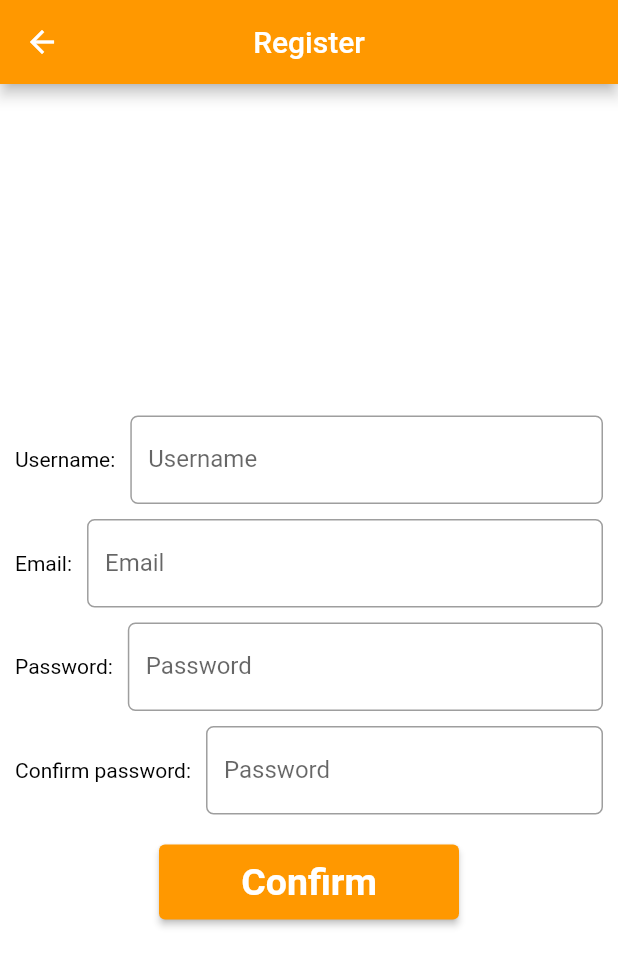
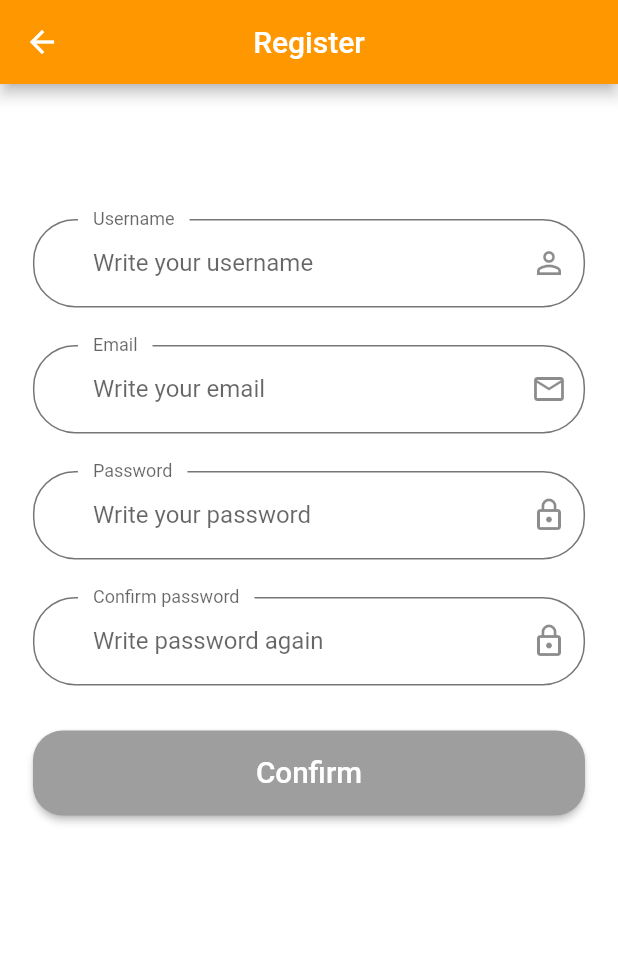
Before and after one commit to gikKid/SimplePlanner, a Flutter app: the RegisterWidget screen opened by its route, on a phone screen of 412 x 824 dp. Shown: the top 966 px of the screen. Run offline on Flutter 3.47's test engine with Material 2 defaults, Android fonts, the phone set to English and light mode, and no system bars; our stand-ins replace shared_preferences; accounts and stored records are empty.

Commit message:
refactor register screen

```diff
--- a/lib/domain/constants.dart
+++ b/lib/domain/constants.dart
@@ -14,3 +14,16 @@ const usernameTitle = "Username";
 const emailTitle = "Email";
 const confirmPasswordTitle = "Confirm password";
 const confirmTitle = "Confirm";
+const usernamePlaceholder = "Write your username";
+const passwordPlaceholder = "Write your password";
+const emailPlaceholder = "Write your email";
+const confirmPasswordPlaceholder = "Write password again";
+const emptyUsernameError = "Username is empty";
+const lengthUsernameError = "Username must be more $usernameMinLength symbols";
+const usernameMinLength = 5;
+const validationMailError = "Mail isnt correct";
+const emptyMailError = "Mail is empty";
+const emptyPasswordError = "Password is empty";
+const validationPasswordError =
+    "Password must be contains minumum 1 Upper case, minumum 1 lowercase, minimum 1 Numeric number, minimun 1 Special Character and common Allow character ( ! @ # & * ~ )";
+const matchingPasswordError = "Passwords dont match";
--- a/lib/ui/widgets/components/errorForm.dart
+++ b/lib/ui/widgets/components/errorForm.dart
@@ -11,8 +11,8 @@ class ErrorForm extends StatelessWidget {
     return Row(
     children: [
     // const Icon(Icons.error_outline,color: Colors.red,),
-    SizedBox(width: getProportionateScreenWidth(context, 20),),
-    Text(text,style: const TextStyle(color: Colors.red),)
+    // SizedBox(width: getProportionateScreenWidth(context, 20),),
+    Expanded(child: Text(text,style: const TextStyle(color: Colors.red,fontWeight: FontWeight.w300,fontSize: 12),))
     ],
     );
   }
--- a/lib/ui/widgets/sreens/login_widget.dart
+++ b/lib/ui/widgets/sreens/login_widget.dart
@@ -94,8 +94,8 @@ class SignForm extends StatelessWidget {
         child: Column(
       children: [
         CommonTextFormField(
-          labelTitle: "Username",
-          hintTitle: "Write your username",
+          labelTitle: usernameTitle,
+          hintTitle: usernamePlaceholder,
           icon: Icons.mail_outline,
           keyboardType: TextInputType.emailAddress,
           obscureText: false,
@@ -105,8 +105,8 @@ class SignForm extends StatelessWidget {
         ),
         const SizedBox(height: 20),
         CommonTextFormField(
-          labelTitle: "Password",
-          hintTitle: "Write your password",
+          labelTitle: passwordTitle,
+          hintTitle: passwordPlaceholder,
           icon: Icons.lock_outline,
           keyboardType: TextInputType.text,
           obscureText: true,
@@ -119,7 +119,7 @@ class SignForm extends StatelessWidget {
         ),
         const _ErrorRowWidget(),
         ContinueButton(
-        text: "Continue",
+        text: confirmTitle,
         press: () {},
         backColor: model.state.login.isNotEmpty & model.state.password.isNotEmpty ? Colors.orange : Colors.grey)
       ],
--- a/lib/ui/widgets/sreens/register_widget.dart
+++ b/lib/ui/widgets/sreens/register_widget.dart
@@ -1,10 +1,116 @@
 import 'package:flutter/material.dart';
 import 'package:provider/provider.dart';
 import 'package:todo_application/domain/constants.dart';
+import 'package:todo_application/domain/size_config.dart';
+import 'package:todo_application/ui/widgets/components/commonTextFormField.dart';
+import 'package:todo_application/ui/widgets/components/errorForm.dart';
+
+import '../components/continueButton.dart';
+
+enum _ViewModelAuthButtonState { canConfirm, authProcess, disable }
+
+//MARK: ViewModelState
+
+class _ViewModelState {
+  String authErrorTitle = '';
+  String username = '';
+  String mail = '';
+  String password = '';
+  bool isValidatePasswords = false;
+  bool isAuthInProcess = false;
+
+  _ViewModelAuthButtonState get authButtonState {
+    if (isAuthInProcess) {
+      return _ViewModelAuthButtonState.authProcess;
+    } else if (username.isNotEmpty &&
+        mail.isNotEmpty &&
+        password.isNotEmpty &&
+        isValidatePasswords) {
+      return _ViewModelAuthButtonState.canConfirm;
+    } else {
+      return _ViewModelAuthButtonState.disable;
+    }
+  }
+}
 
 //MARK: ViewModel
 
-class _ViewModel extends ChangeNotifier {}
+class _ViewModel extends ChangeNotifier {
+  final _state = _ViewModelState();
+  _ViewModelState get state => _state;
+
+  void changeUsername(String value) { //FIXING: Make generic changing function
+    if (value.isEmpty) {
+      _state.authErrorTitle = emptyUsernameError;
+      notifyListeners();
+      return;
+    } else if (value.length <= 5) {
+      _state.authErrorTitle = lengthUsernameError;
+      notifyListeners();
+      return;
+    } else {
+      _state.username = value;
+      _state.authErrorTitle = "";
+      notifyListeners();
+    }
+  }
+
+  void changeMail(String value) {
+    if (value.isEmpty) {
+      _state.authErrorTitle = emptyMailError;
+      notifyListeners();
+      return;
+    } else if (!_checkValidMail(value)) {
+      _state.authErrorTitle = validationMailError;
+      notifyListeners();
+      return;
+    } else {
+      _state.mail = value;
+      _state.authErrorTitle = "";
+      notifyListeners();
+    }
+  }
+
+  void changePassword(String value) {
+    if (value.isEmpty) {
+      _state.authErrorTitle = emptyPasswordError;
+      notifyListeners();
+      return;
+    } else if (!_checkValidPassword(value)) {
+      _state.authErrorTitle = validationPasswordError;
+      notifyListeners();
+      return;
+    } else {
+      _state.password = value;
+      _state.authErrorTitle = "";
+      notifyListeners();
+    }
+  }
+
+  void changeConfirmPassword(String value) {
+    if (value.isEmpty) {
+      _state.authErrorTitle = emptyPasswordError;
+      notifyListeners();
+      return;
+    } else if (_state.password != value) {
+      _state.authErrorTitle = matchingPasswordError;
+      notifyListeners();
+      return;
+    } else {
+      _state.isValidatePasswords = true;
+      _state.authErrorTitle = "";
+      notifyListeners();
+    }
+  }
+
+  bool _checkValidMail(String mail) => RegExp(
+          r"^[a-zA-Z0-9.a-zA-Z0-9.!#$%&'*+-/=?^_`{|}~]+@[a-zA-Z0-9]+\.[a-zA-Z]+")
+      .hasMatch(mail);
+
+  bool _checkValidPassword(String password) =>
+      RegExp(r'^(?=.*?[A-Z])(?=.*?[a-z])(?=.*?[0-9])(?=.*?[!@#\&*~]).{8,}$')
+          .hasMatch(password);
+}
 
 //MARK: RegisterWidget
 
@@ -18,31 +124,49 @@ class RegisterWidget extends StatelessWidget {
 
   @override
   Widget build(BuildContext context) {
+    final model = context.watch<_ViewModel>();
+
     return Scaffold(
         appBar: AppBar(
           title: const Text(registerTitleButton),
           centerTitle: true,
           backgroundColor: Colors.orange,
         ),
-      body: Center(
+        body: SafeArea(
+            child: Padding(
+          padding: EdgeInsets.symmetric(
+              horizontal: getProportionateScreenWidth(context, 20)),
+          child: SingleChildScrollView(
+            child: SizedBox(
+              width: double.infinity,
               child: Column(
-          mainAxisSize: MainAxisSize.min,
-          children: const [
-            _ErrorTitleWidget(),
-            SizedBox(height: 10),
-            _UsernameWidget(),
-            SizedBox(height: 10),
-            _EmailWidget(),
-            SizedBox(height: 10),
-            _PasswordWidget(),
-            SizedBox(height: 10),
-            _ConfirmPasswordWidget(),
-            SizedBox(height: 20),
-            _ConfirmButtonWidget()
+                children: [
+                  SizedBox(
+                      height: SizeConfig(mediaQueryData: MediaQuery.of(context))
+                              .screenHeight() *
+                          0.08),
+                  const _ErrorTitleWidget(),
+                  const SizedBox(height: 10),
+                  const _UsernameWidget(),
+                  const SizedBox(height: 25),
+                  const _MailWidget(),
+                  const SizedBox(height: 25),
+                  const _PasswordWidget(),
+                  const SizedBox(height: 25),
+                  const _ConfirmPasswordWidget(),
+                  const SizedBox(height: 30),
+                  ContinueButton(
+                      text: confirmTitle,
+                      press: () {},
+                      backColor: model._state.authButtonState ==
+                              _ViewModelAuthButtonState.canConfirm
+                          ? Colors.orange
+                          : Colors.grey)
                 ],
               ),
             ),
-    );
+          ),
+        )));
   }
 }
 
@@ -51,58 +175,50 @@ class _ErrorTitleWidget extends StatelessWidget {
 
   @override
   Widget build(BuildContext context) {
-    return Container();
+    final title =
+        context.select((_ViewModel value) => value.state.authErrorTitle);
+
+    return ErrorForm(
+      text: title,
+    );
   }
 }
 
-class _UsernameWidget extends StatelessWidget { // FUTURE: Create reusable register rows
+class _UsernameWidget extends StatelessWidget {
   const _UsernameWidget({super.key});
 
   @override
   Widget build(BuildContext context) {
-    return Padding(
-      padding: const EdgeInsets.symmetric(horizontal: 10),
-      child: Row(
-        children: [
-          const Text(
-            "$usernameTitle:",
-            style: TextStyle(color: Colors.black),
-          ),
-          const SizedBox(width: 10),
-          Expanded(child: TextField(
-            decoration: InputDecoration(
-                labelText: usernameTitle, border: OutlineInputBorder(borderRadius: BorderRadius.circular(5)),
-          ),
-          onChanged: (value) {},
-          )),
-        ],
-      ),
+    final model = context.read<_ViewModel>();
+
+    return CommonTextFormField(
+      labelTitle: usernameTitle,
+      hintTitle: usernamePlaceholder,
+      icon: Icons.person_outline,
+      keyboardType: TextInputType.text,
+      obscureText: false,
+      press: (value) {
+        model.changeUsername(value);
+      },
     );
   }
 }
 
-class _EmailWidget extends StatelessWidget {
-  const _EmailWidget({super.key});
+class _MailWidget extends StatelessWidget {
+  const _MailWidget({super.key});
 
   @override
   Widget build(BuildContext context) {
-    return Padding(
-      padding: const EdgeInsets.symmetric(horizontal: 10),
-      child: Row(
-        children: [
-          const Text(
-            "$emailTitle:",
-            style: TextStyle(color: Colors.black),
-          ),
-          const SizedBox(width: 10),
-          Expanded(child: TextField(
-            decoration: InputDecoration(
-                labelText: emailTitle, border: OutlineInputBorder(borderRadius: BorderRadius.circular(5)),
-          ),
-          onChanged: (value) {},
-          )),
-        ],
-      ),
+    final model = context.read<_ViewModel>();
+    return CommonTextFormField(
+      labelTitle: emailTitle,
+      hintTitle: emailPlaceholder,
+      icon: Icons.mail_outlined,
+      keyboardType: TextInputType.emailAddress,
+      obscureText: false,
+      press: (value) {
+        model.changeMail(value);
+      },
     );
   }
 }
@@ -112,23 +228,16 @@ class _PasswordWidget extends StatelessWidget {
 
   @override
   Widget build(BuildContext context) {
-    return Padding(
-      padding: const EdgeInsets.symmetric(horizontal: 10),
-      child: Row(
-        children: [
-          const Text(
-            "$passwordTitle:",
-            style: TextStyle(color: Colors.black),
-          ),
-          const SizedBox(width: 10),
-          Expanded(child: TextField(
-            decoration: InputDecoration(
-                labelText: passwordTitle, border: OutlineInputBorder(borderRadius: BorderRadius.circular(5)),
-          ),
-          onChanged: (value) {},
-          )),
-        ],
-      ),
+    final model = context.read<_ViewModel>();
+    return CommonTextFormField(
+      labelTitle: passwordTitle,
+      hintTitle: passwordPlaceholder,
+      icon: Icons.lock_outline,
+      keyboardType: TextInputType.text,
+      obscureText: true,
+      press: (value) {
+        model.changePassword(value);
+      },
     );
   }
 }
@@ -138,42 +247,16 @@ class _ConfirmPasswordWidget extends StatelessWidget {
 
   @override
   Widget build(BuildContext context) {
-    return Padding(
-      padding: const EdgeInsets.symmetric(horizontal: 10),
-      child: Row(
-        children: [
-          const Text(
-            "$confirmPasswordTitle:",
-            style: TextStyle(color: Colors.black),
-          ),
-          const SizedBox(width: 10),
-          Expanded(child: TextField(
-            decoration: InputDecoration(
-                labelText: passwordTitle, border: OutlineInputBorder(borderRadius: BorderRadius.circular(5)),
-          ),
-          onChanged: (value) {},
-          )),
-        ],
-      ),
+    final model = context.read<_ViewModel>();
+    return CommonTextFormField(
+      labelTitle: confirmPasswordTitle,
+      hintTitle: confirmPasswordPlaceholder,
+      icon: Icons.lock_outline,
+      keyboardType: TextInputType.text,
+      obscureText: true,
+      press: (value) {
+        model.changeConfirmPassword(value);
+      },
     );
   }
 }
-
-class _ConfirmButtonWidget extends StatelessWidget {
-  const _ConfirmButtonWidget({super.key});
-
-  @override
-  Widget build(BuildContext context) {
-    return ElevatedButton(
-      style: ElevatedButton.styleFrom(
-      textStyle: const TextStyle(fontSize: 25, fontWeight: FontWeight.bold),
-      padding: const EdgeInsets.all(10),
-      fixedSize: const Size(200, 50),
-      backgroundColor: Colors.orange,
-      foregroundColor: Colors.white,
-      ),
-      onPressed: () {},
-      child: const Text(confirmTitle),
-    );
-  }
-}
```
Lines whose indentation alone changed are shown as unchanged.
